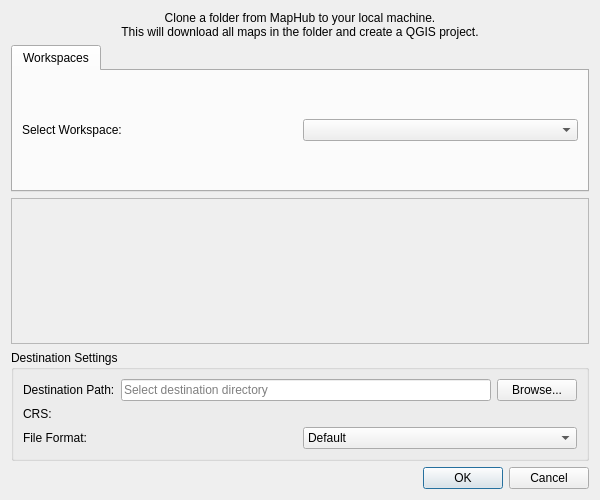
The window that ui/dialogs/CloneFolderDialog.ui (maphub-co/maphub-qgis) describes before a commit, drawn with Qt 5.
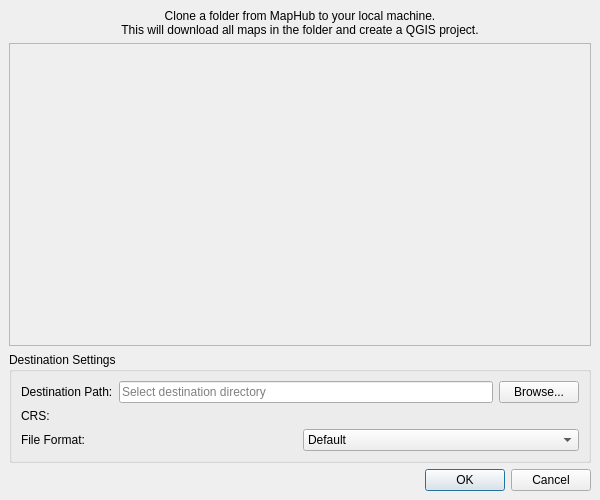
The same window after the commit. Custom widgets are drawn as their Qt base class.

Commit message: ♻️ [navigation] Refactor folder navigation using reusable widget

What changed in the file:
```diff
--- a/ui/dialogs/CloneFolderDialog.ui
+++ b/ui/dialogs/CloneFolderDialog.ui
@@ -20,6 +20,21 @@
    <string>MapHub: Clone Folder</string>
   </property>
   <layout class="QVBoxLayout" name="verticalLayout">
+   <property name="spacing">
+    <number>6</number>
+   </property>
+   <property name="leftMargin">
+    <number>9</number>
+   </property>
+   <property name="topMargin">
+    <number>9</number>
+   </property>
+   <property name="rightMargin">
+    <number>9</number>
+   </property>
+   <property name="bottomMargin">
+    <number>9</number>
+   </property>
    <item>
     <widget class="QLabel" name="label_info">
      <property name="text">
@@ -34,34 +49,6 @@
      </property>
     </widget>
    </item>
-   <item>
-    <widget class="QTabWidget" name="tabWidget_workspace">
-     <property name="currentIndex">
-      <number>0</number>
-     </property>
-     <widget class="QWidget" name="tab_workspace">
-      <attribute name="title">
-       <string>Workspaces</string>
-      </attribute>
-      <layout class="QVBoxLayout" name="verticalLayout_workspace">
-       <item>
-        <layout class="QHBoxLayout" name="horizontalLayout_workspace">
-         <item>
-          <widget class="QLabel" name="label_workspace">
-           <property name="text">
-            <string>Select Workspace:</string>
-           </property>
-          </widget>
-         </item>
-         <item>
-          <widget class="QComboBox" name="comboBox_workspace"/>
-         </item>
-        </layout>
-       </item>
-      </layout>
-     </widget>
-    </widget>
-   </item>
    <item>
     <widget class="QScrollArea" name="scrollArea">
      <property name="widgetResizable">
```
The commit also changes 7 other files.
